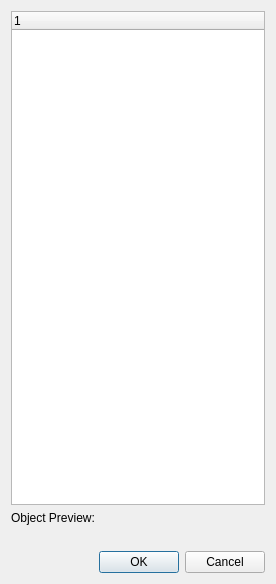
Above: UI/ToolboxBrowserWidget.ui from alexneufeld/FreeCAD_PartsToolbox before the change. Below: the same form after it.
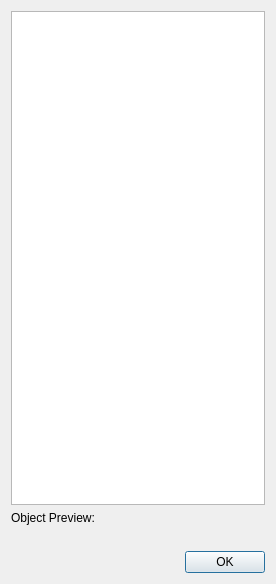
That is the form after the change.

Commit message: use icons in toolbox browser

Diff of the .ui file:
```diff
--- a/UI/ToolboxBrowserWidget.ui
+++ b/UI/ToolboxBrowserWidget.ui
@@ -28,8 +28,14 @@
        <height>300</height>
       </size>
      </property>
-     <attribute name="headerVisible">
+     <property name="rootIsDecorated">
       <bool>true</bool>
+     </property>
+     <property name="columnCount">
+      <number>1</number>
+     </property>
+     <attribute name="headerVisible">
+      <bool>false</bool>
      </attribute>
      <column>
       <property name="text">
@@ -85,7 +91,7 @@
       <enum>Qt::Horizontal</enum>
      </property>
      <property name="standardButtons">
-      <set>QDialogButtonBox::Cancel|QDialogButtonBox::Ok</set>
+      <set>QDialogButtonBox::Ok</set>
      </property>
     </widget>
    </item>
```
The commit also changes 5 other files.
